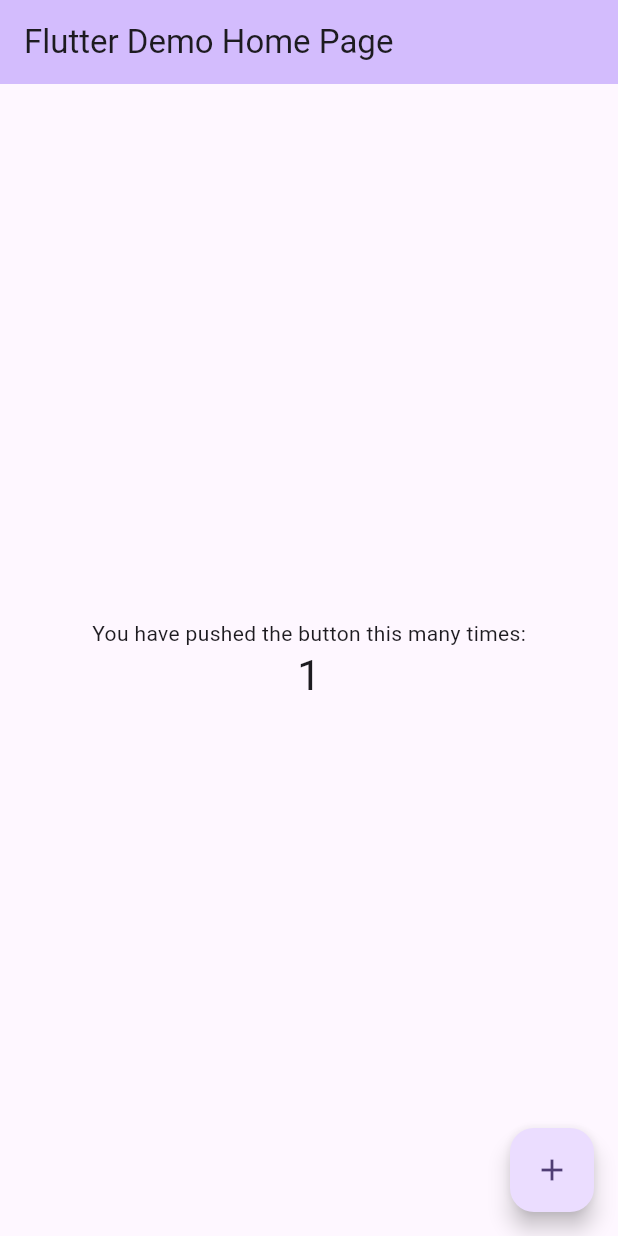
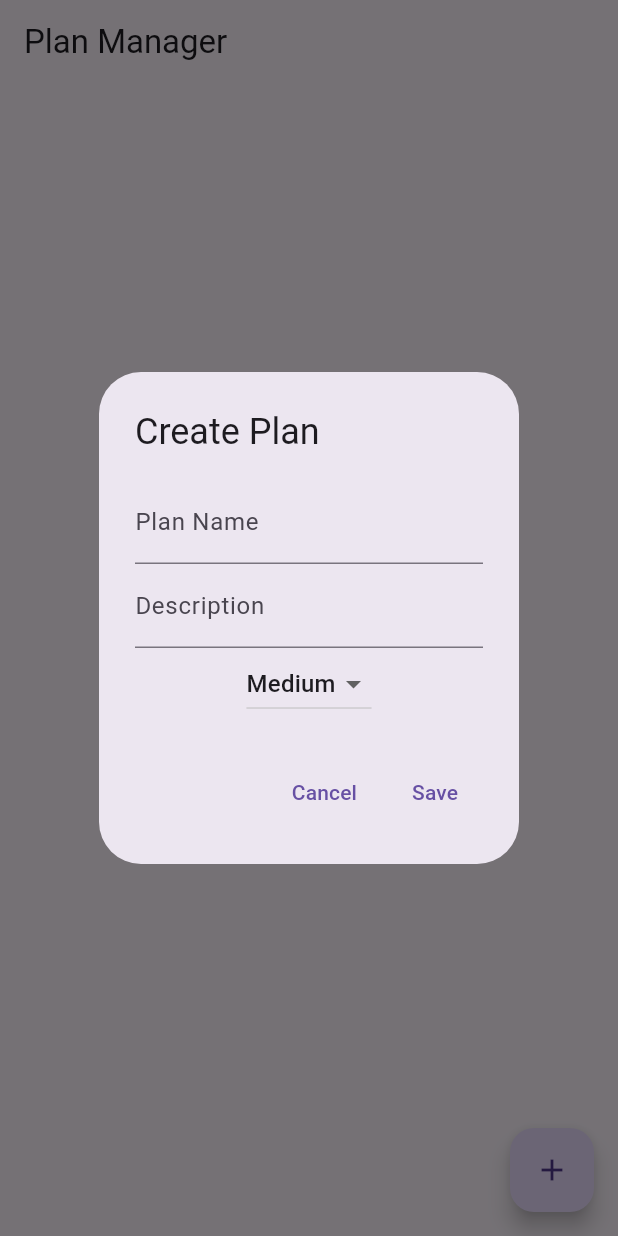
Before and after one commit to ChrishelleC/plan_manager, a Flutter app: the screen it shows after launch, after a tap on the "add" icon, on a phone screen of 412 x 824 dp. Run offline on Flutter 3.47's test engine with Material 3 defaults, Android fonts, the phone set to English and light mode, and no system bars.

Commit message:
updating plan manager

```diff
--- a/lib/main.dart
+++ b/lib/main.dart
@@ -1,125 +1,166 @@
 import 'package:flutter/material.dart';
 
 void main() {
-  runApp(const MyApp());
+  runApp(PlanManagerApp());
 }
 
-class MyApp extends StatelessWidget {
-  const MyApp({super.key});
-
-  // This widget is the root of your application.
+class PlanManagerApp extends StatelessWidget {
   @override
   Widget build(BuildContext context) {
     return MaterialApp(
-      title: 'Flutter Demo',
-      theme: ThemeData(
-        // This is the theme of your application.
-        //
-        // TRY THIS: Try running your application with "flutter run". You'll see
-        // the application has a purple toolbar. Then, without quitting the app,
-        // try changing the seedColor in the colorScheme below to Colors.green
-        // and then invoke "hot reload" (save your changes or press the "hot
-        // reload" button in a Flutter-supported IDE, or press "r" if you used
-        // the command line to start the app).
-        //
-        // Notice that the counter didn't reset back to zero; the application
-        // state is not lost during the reload. To reset the state, use hot
-        // restart instead.
-        //
-        // This works for code too, not just values: Most code changes can be
-        // tested with just a hot reload.
-        colorScheme: ColorScheme.fromSeed(seedColor: Colors.deepPurple),
-        useMaterial3: true,
-      ),
-      home: const MyHomePage(title: 'Flutter Demo Home Page'),
+      debugShowCheckedModeBanner: false,
+      home: PlanManagerScreen(),
     );
   }
 }
 
-class MyHomePage extends StatefulWidget {
-  const MyHomePage({super.key, required this.title});
+// Model class to represent a plan
+class Plan {
+  String name;
+  String description;
+  DateTime date;
+  bool isCompleted;
+  String priority;
 
-  // This widget is the home page of your application. It is stateful, meaning
-  // that it has a State object (defined below) that contains fields that affect
-  // how it looks.
-
-  // This class is the configuration for the state. It holds the values (in this
-  // case the title) provided by the parent (in this case the App widget) and
-  // used by the build method of the State. Fields in a Widget subclass are
-  // always marked "final".
-
-  final String title;
-
-  @override
-  State<MyHomePage> createState() => _MyHomePageState();
+  Plan({
+    required this.name,
+    required this.description,
+    required this.date,
+    this.isCompleted = false,
+    this.priority = 'Medium',
+  });
 }
 
-class _MyHomePageState extends State<MyHomePage> {
-  int _counter = 0;
+class PlanManagerScreen extends StatefulWidget {
+  @override
+  _PlanManagerScreenState createState() => _PlanManagerScreenState();
+}
 
-  void _incrementCounter() {
+class _PlanManagerScreenState extends State<PlanManagerScreen> {
+  List<Plan> plans = []; // List to store plans
+
+  // Method to add a new plan
+  void _addPlan(String name, String description, DateTime date, String priority) {
     setState(() {
-      // This call to setState tells the Flutter framework that something has
-      // changed in this State, which causes it to rerun the build method below
-      // so that the display can reflect the updated values. If we changed
-      // _counter without calling setState(), then the build method would not be
-      // called again, and so nothing would appear to happen.
-      _counter++;
+      plans.add(Plan(name: name, description: description, date: date, priority: priority));
+      _sortPlans();
     });
+  }
+
+  // Method to edit an existing plan
+  void _editPlan(int index, String name, String description, DateTime date, String priority) {
+    setState(() {
+      plans[index] = Plan(name: name, description: description, date: date, priority: priority);
+      _sortPlans();
+    });
+  }
+
+  // Method to toggle completion status of a plan
+  void _toggleComplete(int index) {
+    setState(() {
+      plans[index].isCompleted = !plans[index].isCompleted;
+    });
+  }
+
+  // Method to delete a plan
+  void _deletePlan(int index) {
+    setState(() {
+      plans.removeAt(index);
+    });
+  }
+
+  // Method to sort plans based on priority
+  void _sortPlans() {
+    plans.sort((a, b) {
+      const priorityOrder = {'High': 0, 'Medium': 1, 'Low': 2};
+      return priorityOrder[a.priority]!.compareTo(priorityOrder[b.priority]!);
+    });
+  }
+
+  // Method to show a dialog for adding/editing a plan
+  void _showPlanDialog({int? index}) {
+    final TextEditingController nameController = TextEditingController(text: index != null ? plans[index].name : '');
+    final TextEditingController descriptionController = TextEditingController(text: index != null ? plans[index].description : '');
+    DateTime selectedDate = index != null ? plans[index].date : DateTime.now();
+    String priority = index != null ? plans[index].priority : 'Medium';
+
+    showDialog(
+      context: context,
+      builder: (context) {
+        return AlertDialog(
+          title: Text(index == null ? 'Create Plan' : 'Edit Plan'),
+          content: Column(
+            mainAxisSize: MainAxisSize.min,
+            children: [
+              TextField(controller: nameController, decoration: InputDecoration(labelText: 'Plan Name')),
+              TextField(controller: descriptionController, decoration: InputDecoration(labelText: 'Description')),
+              DropdownButton<String>(
+                value: priority,
+                items: ['High', 'Medium', 'Low'].map((String value) {
+                  return DropdownMenuItem<String>(
+                    value: value,
+                    child: Text(value),
+                  );
+                }).toList(),
+                onChanged: (newValue) {
+                  setState(() {
+                    priority = newValue!;
+                  });
+                },
+              ),
+            ],
+          ),
+          actions: [
+            TextButton(
+              onPressed: () => Navigator.pop(context),
+              child: Text('Cancel'),
+            ),
+            TextButton(
+              onPressed: () {
+                if (index == null) {
+                  _addPlan(nameController.text, descriptionController.text, selectedDate, priority);
+                } else {
+                  _editPlan(index, nameController.text, descriptionController.text, selectedDate, priority);
+                }
+                Navigator.pop(context);
+              },
+              child: Text('Save'),
+            ),
+          ],
+        );
+      },
+    );
   }
 
   @override
   Widget build(BuildContext context) {
-    // This method is rerun every time setState is called, for instance as done
-    // by the _incrementCounter method above.
-    //
-    // The Flutter framework has been optimized to make rerunning build methods
-    // fast, so that you can just rebuild anything that needs updating rather
-    // than having to individually change instances of widgets.
     return Scaffold(
-      appBar: AppBar(
-        // TRY THIS: Try changing the color here to a specific color (to
-        // Colors.amber, perhaps?) and trigger a hot reload to see the AppBar
-        // change color while the other colors stay the same.
-        backgroundColor: Theme.of(context).colorScheme.inversePrimary,
-        // Here we take the value from the MyHomePage object that was created by
-        // the App.build method, and use it to set our appbar title.
-        title: Text(widget.title),
-      ),
-      body: Center(
-        // Center is a layout widget. It takes a single child and positions it
-        // in the middle of the parent.
-        child: Column(
-          // Column is also a layout widget. It takes a list of children and
-          // arranges them vertically. By default, it sizes itself to fit its
-          // children horizontally, and tries to be as tall as its parent.
-          //
-          // Column has various properties to control how it sizes itself and
-          // how it positions its children. Here we use mainAxisAlignment to
-          // center the children vertically; the main axis here is the vertical
-          // axis because Columns are vertical (the cross axis would be
-          // horizontal).
-          //
-          // TRY THIS: Invoke "debug painting" (choose the "Toggle Debug Paint"
-          // action in the IDE, or press "p" in the console), to see the
-          // wireframe for each widget.
-          mainAxisAlignment: MainAxisAlignment.center,
-          children: <Widget>[
-            const Text(
-              'You have pushed the button this many times:',
+      appBar: AppBar(title: Text('Plan Manager')),
+      body: ListView.builder(
+        itemCount: plans.length,
+        itemBuilder: (context, index) {
+          final plan = plans[index];
+          return GestureDetector(
+            onDoubleTap: () => _deletePlan(index), // Delete plan on double tap
+            onLongPress: () => _showPlanDialog(index: index), // Edit plan on long press
+            child: Dismissible(
+              key: Key(plan.name),
+              onDismissed: (_) => _toggleComplete(index), // Swipe to mark complete
+              background: Container(color: Colors.green, alignment: Alignment.centerLeft, child: Icon(Icons.check, color: Colors.white)),
+              secondaryBackground: Container(color: Colors.red, alignment: Alignment.centerRight, child: Icon(Icons.delete, color: Colors.white)),
+              child: ListTile(
+                title: Text(plan.name, style: TextStyle(decoration: plan.isCompleted ? TextDecoration.lineThrough : null)),
+                subtitle: Text('Priority: ${plan.priority} | ${plan.description}'),
+                tileColor: plan.isCompleted ? Colors.green[100] : Colors.white,
+              ),
             ),
-            Text(
-              '$_counter',
-              style: Theme.of(context).textTheme.headlineMedium,
-            ),
-          ],
-        ),
+          );
+        },
       ),
       floatingActionButton: FloatingActionButton(
-        onPressed: _incrementCounter,
-        tooltip: 'Increment',
-        child: const Icon(Icons.add),
-      ), // This trailing comma makes auto-formatting nicer for build methods.
+        onPressed: () => _showPlanDialog(), // Open dialog to create a plan
+        child: Icon(Icons.add),
+      ),
     );
   }
 }
```
